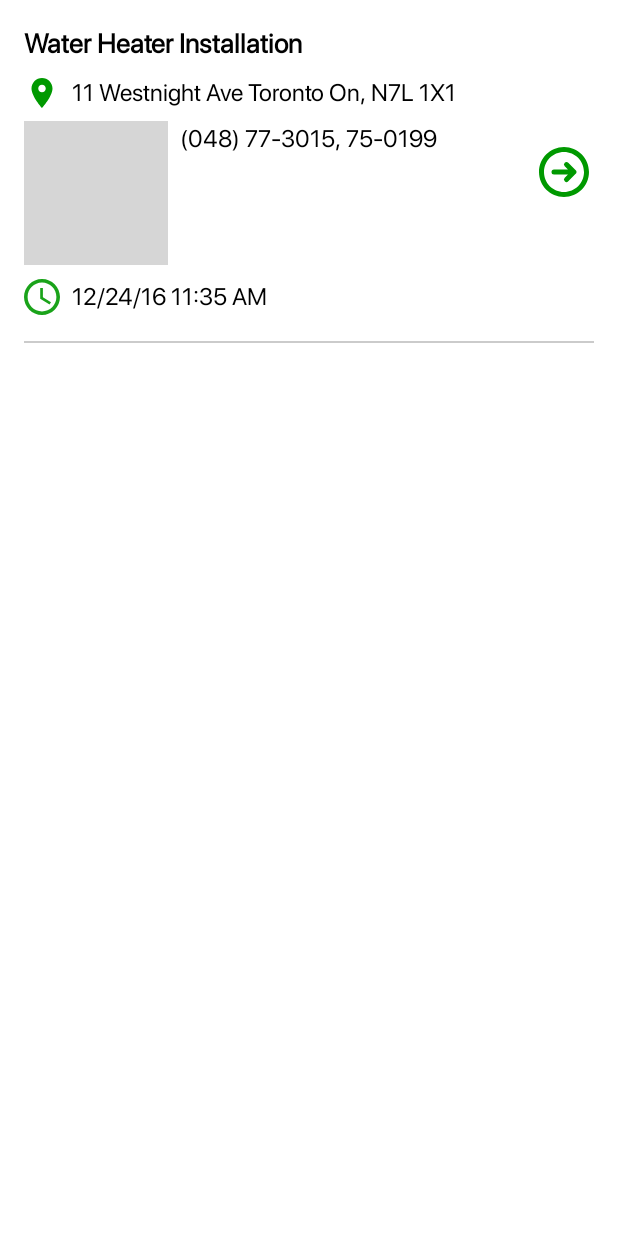
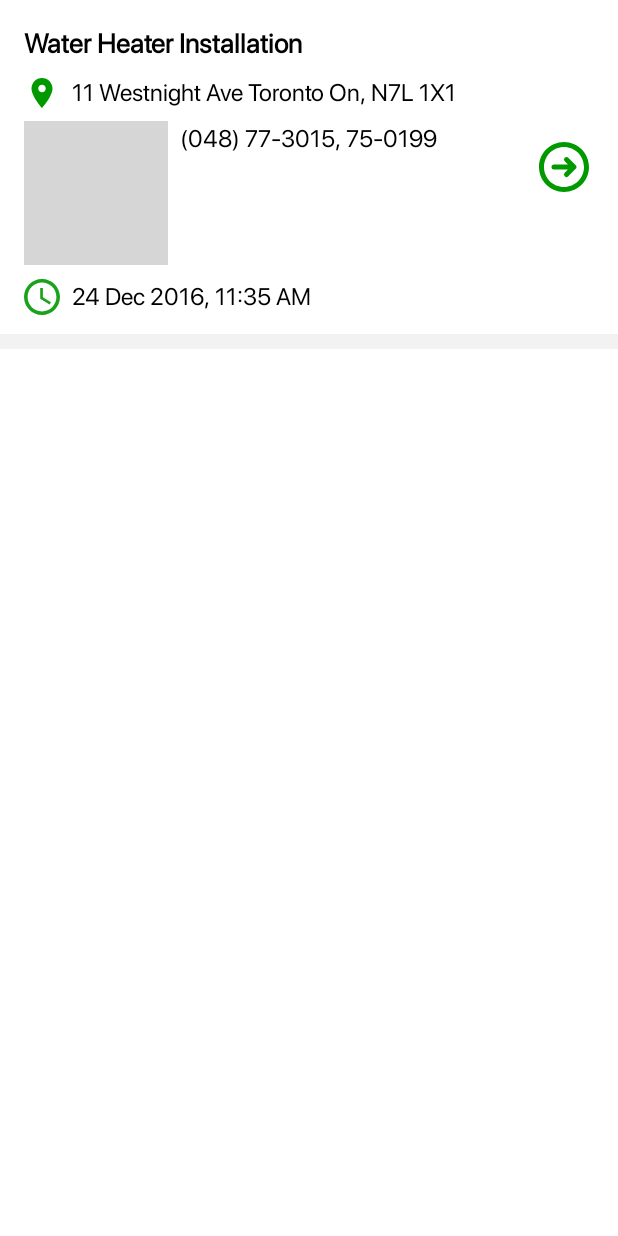
Before and after one commit to daehan-lim/isu-corp-acme, an Android app: the layout list_item_ticket.xml on its own in the app's theme, with its tools: preview values and no code run, on a phone screen of 412 x 824 dp. Run offline under Robolectric (Android 15) with nearby library versions, the phone set to English and light mode, and no system bars; grey boxes are pictures that could not be loaded.

Commit message:
Put ticket list at center of screen and add grey background

```diff
--- a/app/src/main/res/layout/activity_main.xml
+++ b/app/src/main/res/layout/activity_main.xml
@@ -6,6 +6,7 @@
     <androidx.constraintlayout.widget.ConstraintLayout
         android:layout_width="match_parent"
         android:layout_height="match_parent"
+        android:background="@color/list_background_grey"
         tools:context=".MainActivity">
 
         <include
@@ -24,9 +25,13 @@
             app:layout_constraintBottom_toBottomOf="parent"
             app:layout_constraintStart_toStartOf="parent"
             app:layout_constraintEnd_toEndOf="parent"
-            android:background="@android:color/white"
+            android:background="@color/list_background_grey"
             app:layoutManager="androidx.recyclerview.widget.LinearLayoutManager"
             tools:listitem="@layout/list_item_ticket"
+            android:paddingStart="10dp"
+            android:paddingEnd="10dp"
+            android:paddingTop="10dp"
+            android:paddingBottom="10dp"
             />
 
 
--- a/app/src/main/res/layout/list_item_ticket.xml
+++ b/app/src/main/res/layout/list_item_ticket.xml
@@ -18,6 +18,15 @@
     <androidx.constraintlayout.widget.ConstraintLayout
         android:layout_width="match_parent"
         android:layout_height="wrap_content"
+        android:background="@color/list_background_grey"
+        >
+
+    <androidx.constraintlayout.widget.ConstraintLayout
+        android:id="@+id/list_item"
+        android:layout_width="match_parent"
+        android:layout_height="wrap_content"
+        app:layout_constraintTop_toTopOf="parent"
+        android:background="@color/white"
         android:paddingStart="@dimen/activity_horizontal_margin"
         android:paddingEnd="@dimen/activity_horizontal_margin"
         >
@@ -36,7 +45,7 @@
             android:textStyle="bold"
             tools:text="Water Heater Installation"
             android:fontFamily="@font/sfpro_display_regular"
-            android:layout_marginEnd="7dp"
+            android:layout_marginEnd="8dp"
             />
 
         <ImageView
@@ -102,15 +111,21 @@
 
         <TextView
             android:id="@+id/text_time"
-            tools:text="12/24/16 11:35 AM"
+            tools:text="24 Dec 2016, 11:35 AM"
             app:layout_constraintStart_toEndOf="@id/image_time"
             app:layout_constraintEnd_toEndOf="@+id/text_client"
             app:layout_constraintTop_toTopOf="@id/image_time"
             style="@style/list_item_ticket_general_text"
             />
 
+        <View
+            android:layout_width="match_parent"
+            android:layout_height="15dp"
+            app:layout_constraintTop_toBottomOf="@id/text_time"
+            />
 
-        <View
+
+        <!--<View
             android:id="@+id/list_item_dividing_line"
             android:layout_width="match_parent"
             android:layout_height="1dp"
@@ -118,7 +133,15 @@
             android:background="#CBCBCB"
             app:layout_constraintTop_toBottomOf="@+id/text_time"
             app:layout_constraintStart_toStartOf="parent"
-            />
+            />-->
+
+    </androidx.constraintlayout.widget.ConstraintLayout>
+
+        <View
+            android:layout_width="match_parent"
+            android:layout_height="10dp"
+            android:background="@color/list_background_grey"
+            app:layout_constraintTop_toBottomOf="@id/list_item"/>
 
     </androidx.constraintlayout.widget.ConstraintLayout>
 </layout>
--- a/app/src/main/res/values/colors.xml
+++ b/app/src/main/res/values/colors.xml
@@ -14,4 +14,6 @@
     <color name="dark_grey">#575757</color>
 
     <color name="dark_green">#2D7A39</color>
+
+    <color name="list_background_grey">#F2F2F2</color>
 </resources>
```
